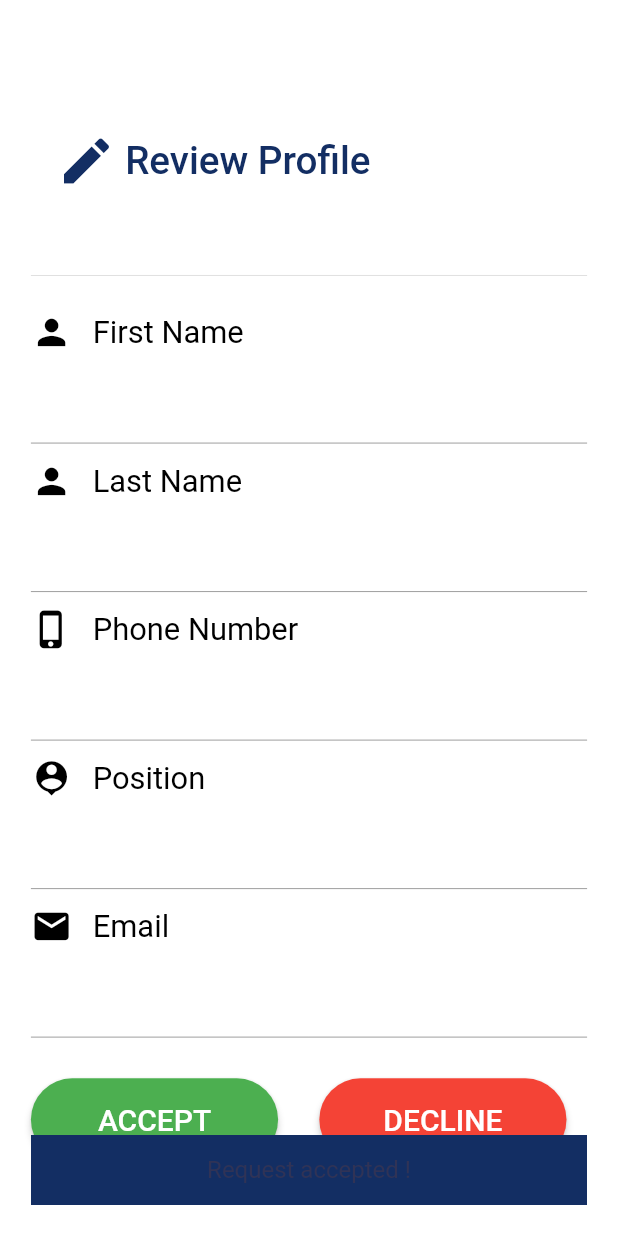
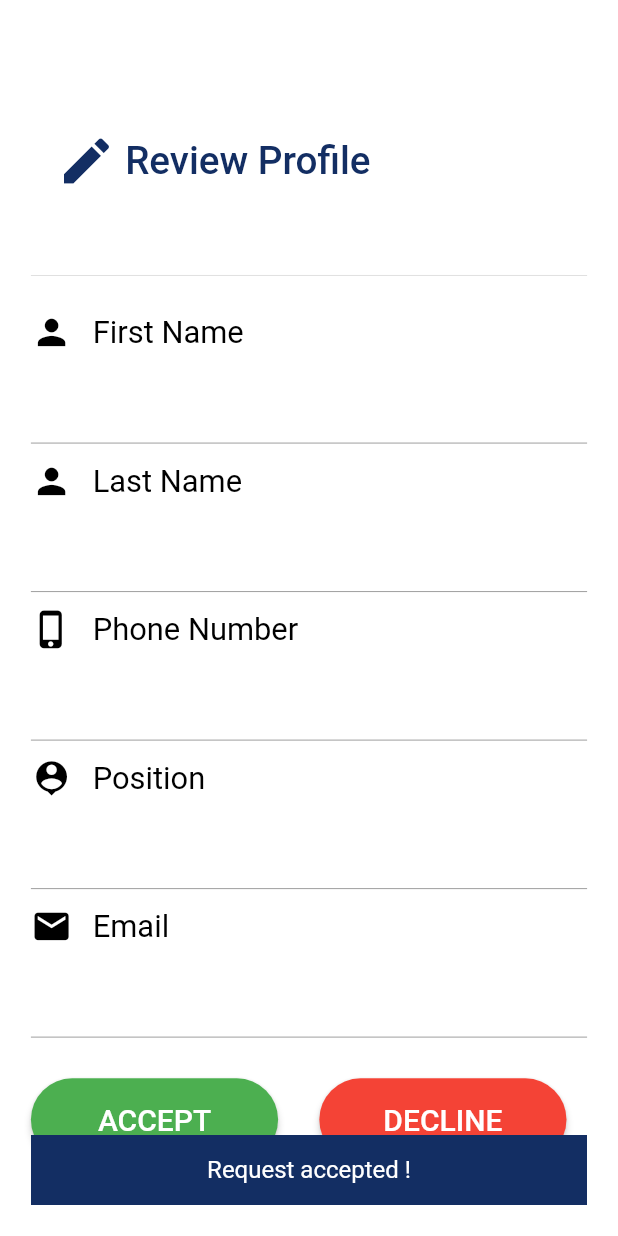
Before and after one commit to Andrew-Baher/Benfits, a Flutter app: the PendingRequestsApprovals screen opened directly with empty values, after a tap on "ACCEPT", on a phone screen of 412 x 824 dp. Run offline on Flutter 3.47's test engine with Material 2 defaults, Android fonts, the phone set to English and light mode, and no system bars; our stand-ins replace carousel_pro, firebase_database, firebase_storage, image_picker; missing offline and left inert: flutter_email_sender, mailer; accounts and stored records are empty; network calls fail; Roboto replaces fonts that are missing (WorkSansBold, WorkSansSemiBold).

Commit message:
Edit snackbar

```diff
--- a/lib/ui/EditProfile.dart
+++ b/lib/ui/EditProfile.dart
@@ -456,7 +456,7 @@ class _EditProfileState extends State<EditProfile> {
         value,
         textAlign: TextAlign.center,
         style: TextStyle(
-            color: Color.fromRGBO(48, 51, 86, 10),
+            color: Colors.white,
             fontSize: 16.0,
             fontFamily: "WorkSansSemiBold"),
       ),
--- a/lib/ui/NewBenefit.dart
+++ b/lib/ui/NewBenefit.dart
@@ -378,7 +378,7 @@ class _NewBenefit extends State<NewBenefit>
             fontSize: 16.0,
             fontFamily: "WorkSansSemiBold"),
       ),
-      backgroundColor: Theme.Colors.loginGradientStart,
+      backgroundColor:  Color.fromRGBO(19, 46, 99, 10),
       duration: Duration(seconds: 3),
     ));
   }
--- a/lib/ui/NewMessage.dart
+++ b/lib/ui/NewMessage.dart
@@ -269,7 +269,7 @@ class _NewMessage extends State<NewMessage>
             fontSize: 16.0,
             fontFamily: "WorkSansSemiBold"),
       ),
-      backgroundColor: Theme.Colors.loginGradientStart,
+      backgroundColor:  Color.fromRGBO(19, 46, 99, 10),
       duration: Duration(seconds: 3),
     ));
   }
--- a/lib/ui/PendingRequestsApprovals.dart
+++ b/lib/ui/PendingRequestsApprovals.dart
@@ -496,7 +496,7 @@ class _PendingRequestsApprovalsState extends State<PendingRequestsApprovals> {
         value,
         textAlign: TextAlign.center,
         style: TextStyle(
-            color: Color.fromRGBO(48, 51, 86, 10),
+            color: Colors.white,
             fontSize: 16.0,
             fontFamily: "WorkSansSemiBold"),
       ),
```
